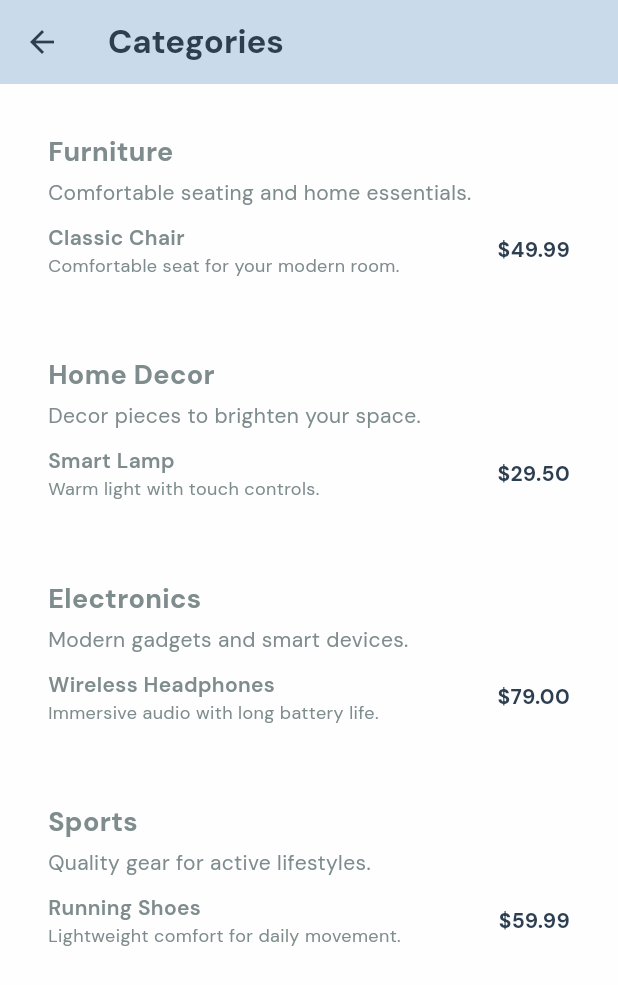
After one commit to RazanDwikat/Ecommerce, a Flutter app: the HomeScreen screen opened directly, after a tap on the "add" icon, after a tap on the "category" icon, on a phone screen of 412 x 824 dp. The commit adds this screen. Shown: the top 985 px of the screen. Run offline on Flutter 3.47's test engine with Material 3 defaults, Android fonts, the phone set to English and light mode, and no system bars; our stand-ins replace google_fonts, shared_preferences; accounts and stored records are empty; network calls fail.

Commit message:
feat: implement image upload functionality with multer and create category and product services in Flutter

```diff
--- /dev/null
+++ b/frontend/lib/core/services/category_service.dart
@@ -0,0 +1,49 @@
+import 'dart:convert';
+
+import 'package:http/http.dart' as http;
+
+class CategoryItem {
+  CategoryItem({
+    required this.id,
+    required this.name,
+    required this.description,
+  });
+
+  final String id;
+  final String name;
+  final String description;
+
+  factory CategoryItem.fromJson(Map<String, dynamic> json) {
+    return CategoryItem(
+      id: json['_id']?.toString() ?? json['id']?.toString() ?? '',
+      name: json['name']?.toString() ?? 'General',
+      description: json['description']?.toString() ?? 'Browse products in this category.',
+    );
+  }
+}
+
+class CategoryService {
+  static const String baseUrl = 'http://localhost:3000';
+
+  static Future<List<CategoryItem>> fetchCategories() async {
+    try {
+      final response = await http.get(Uri.parse('$baseUrl/categories'));
+      if (response.statusCode == 200) {
+        final body = jsonDecode(response.body);
+        final items = body['categories'] as List<dynamic>? ?? [];
+        return items.map((item) => CategoryItem.fromJson(item as Map<String, dynamic>)).toList();
+      }
+    } catch (_) {
+      // Fallback to demo categories when the backend is unavailable.
+    }
+
+    return _demoCategories;
+  }
+
+  static List<CategoryItem> get _demoCategories => [
+    CategoryItem(id: 'demo-1', name: 'Furniture', description: 'Comfortable seating and home essentials.'),
+    CategoryItem(id: 'demo-2', name: 'Home Decor', description: 'Decor pieces to brighten your space.'),
+    CategoryItem(id: 'demo-3', name: 'Electronics', description: 'Modern gadgets and smart devices.'),
+    CategoryItem(id: 'demo-4', name: 'Sports', description: 'Quality gear for active lifestyles.'),
+  ];
+}
--- /dev/null
+++ b/frontend/lib/core/services/product_service.dart
@@ -0,0 +1,99 @@
+import 'dart:convert';
+
+import 'package:http/http.dart' as http;
+
+class ProductItem {
+  ProductItem({
+    required this.id,
+    required this.name,
+    required this.description,
+    required this.price,
+    required this.category,
+    this.imageUrl,
+  });
+
+  final String id;
+  final String name;
+  final String description;
+  final double price;
+  final String category;
+  final String? imageUrl;
+
+  factory ProductItem.fromJson(Map<String, dynamic> json) {
+    final imagePath = (json['images'] is List && (json['images'] as List).isNotEmpty)
+        ? (json['images'] as List).first?.toString()
+        : null;
+
+    return ProductItem(
+      id: json['_id']?.toString() ?? json['id']?.toString() ?? '',
+      name: json['name']?.toString() ?? 'Product',
+      description: json['description']?.toString() ?? 'No description',
+      price: (json['price'] is num)
+          ? (json['price'] as num).toDouble()
+          : 0.0,
+      category: json['category'] is Map
+          ? (json['category']['name']?.toString() ?? 'General')
+          : json['category']?.toString() ?? 'General',
+      imageUrl: imagePath == null
+          ? null
+          : (imagePath.startsWith('http') ? imagePath : '${ProductService.baseUrl}$imagePath'),
+    );
+  }
+}
+
+class ProductService {
+  static const String baseUrl = 'http://localhost:3000';
+
+  static Future<List<ProductItem>> fetchProducts({String query = ''}) async {
+    try {
+      final uri = Uri.parse('$baseUrl/products').replace(queryParameters: {
+        if (query.trim().isNotEmpty) 'search': query.trim(),
+        'limit': '12',
+      });
+
+      final response = await http.get(uri);
+      if (response.statusCode == 200) {
+        final body = jsonDecode(response.body);
+        final items = body['products'] as List<dynamic>? ?? [];
+        return items.map((item) => ProductItem.fromJson(item)).toList();
+      }
+    } catch (_) {
+      // Fallback to local demo data if the backend is unavailable.
+    }
+
+    return _demoProducts;
+  }
+
+  static List<ProductItem> get _demoProducts => [
+    ProductItem(
+      id: 'demo-1',
+      name: 'Classic Chair',
+      description: 'Comfortable seat for your modern room.',
+      price: 49.99,
+      category: 'Furniture',
+      imageUrl: 'https://images.unsplash.com/photo-1519947486511-46149fa0a254?auto=format&fit=crop&w=600&q=80',
+    ),
+    ProductItem(
+      id: 'demo-2',
+      name: 'Smart Lamp',
+      description: 'Warm light with touch controls.',
+      price: 29.50,
+      category: 'Home Decor',
+      imageUrl: 'https://images.unsplash.com/photo-1513506003901-1e6a229e2d15?auto=format&fit=crop&w=600&q=80',
+    ),
+    ProductItem(
+      id: 'demo-3',
+      name: 'Wireless Headphones',
+      description: 'Immersive audio with long battery life.',
+      price: 79.00,
+      category: 'Electronics',
+    ),
+    ProductItem(
+      id: 'demo-4',
+      name: 'Running Shoes',
+      description: 'Lightweight comfort for daily movement.',
+      price: 59.99,
+      category: 'Sports',
+    ),
+  ];
+}
--- /dev/null
+++ b/frontend/lib/features/categories/screens/categories_screen.dart
@@ -0,0 +1,107 @@
+import 'package:flutter/material.dart';
+import 'package:google_fonts/google_fonts.dart';
+
+import '../../../core/services/category_service.dart';
+import '../../../core/services/product_service.dart';
+import '../../../core/theme/app_colors.dart';
+
+class CategoriesScreen extends StatefulWidget {
+  const CategoriesScreen({super.key});
+
+  @override
+  State<CategoriesScreen> createState() => _CategoriesScreenState();
+}
+
+class _CategoriesScreenState extends State<CategoriesScreen> {
+  List<CategoryItem> _categories = [];
+  List<ProductItem> _products = [];
+  bool _loading = true;
+
+  @override
+  void initState() {
+    super.initState();
+    _loadData();
+  }
+
+  Future<void> _loadData() async {
+    setState(() => _loading = true);
+    final categories = await CategoryService.fetchCategories();
+    final products = await ProductService.fetchProducts();
+
+    if (!mounted) return;
+
+    setState(() {
+      _categories = categories;
+      _products = products;
+      _loading = false;
+    });
+  }
+
+  @override
+  Widget build(BuildContext context) {
+    if (_loading) {
+      return const Scaffold(
+        body: Center(child: CircularProgressIndicator()),
+      );
+    }
+
+    return Scaffold(
+      backgroundColor: AppColors.background,
+      appBar: AppBar(
+        backgroundColor: AppColors.primary,
+        foregroundColor: AppColors.textPrimary,
+        elevation: 0,
+        title: Text('Categories', style: GoogleFonts.dmSans(fontWeight: FontWeight.w700)),
+      ),
+      body: RefreshIndicator(
+        onRefresh: _loadData,
+        child: ListView.separated(
+          padding: const EdgeInsets.all(16),
+          itemCount: _categories.length,
+          separatorBuilder: (_, __) => const SizedBox(height: 12),
+          itemBuilder: (_, index) {
+            final category = _categories[index];
+            final items = _products
+                .where((product) => product.category.toLowerCase() == category.name.toLowerCase())
+                .toList();
+
+            return Card(
+              child: Padding(
+                padding: const EdgeInsets.all(12),
+                child: Column(
+                  crossAxisAlignment: CrossAxisAlignment.start,
+                  children: [
+                    Text(category.name, style: GoogleFonts.dmSans(fontSize: 18, fontWeight: FontWeight.w700)),
+                    const SizedBox(height: 4),
+                    Text(category.description, style: GoogleFonts.dmSans(color: AppColors.textSecondary)),
+                    const SizedBox(height: 10),
+                    if (items.isEmpty)
+                      Text('No products available in this category yet.', style: GoogleFonts.dmSans(color: AppColors.textSecondary))
+                    else
+                      ...items.map((product) => Padding(
+                        padding: const EdgeInsets.only(bottom: 8),
+                        child: Row(
+                          children: [
+                            Expanded(
+                              child: Column(
+                                crossAxisAlignment: CrossAxisAlignment.start,
+                                children: [
+                                  Text(product.name, style: GoogleFonts.dmSans(fontWeight: FontWeight.w600)),
+                                  Text(product.description, maxLines: 1, overflow: TextOverflow.ellipsis, style: GoogleFonts.dmSans(color: AppColors.textSecondary, fontSize: 12)),
+                                ],
+                              ),
+                            ),
+                            Text('\$${product.price.toStringAsFixed(2)}', style: GoogleFonts.dmSans(fontWeight: FontWeight.w700, color: AppColors.textPrimary)),
+                          ],
+                        ),
+                      )),
+                  ],
+                ),
+              ),
+            );
+          },
+        ),
+      ),
+    );
+  }
+}
--- /dev/null
+++ b/frontend/lib/features/home/screens/home_screen.dart
@@ -0,0 +1,287 @@
+import 'package:flutter/material.dart';
+import 'package:google_fonts/google_fonts.dart';
+import '../../../core/services/category_service.dart';
+import '../../../core/services/product_service.dart';
+import '../../../core/theme/app_colors.dart';
+import '../../cart/screens/cart_screen.dart';
+import '../../categories/screens/categories_screen.dart';
+import '../../orders/screens/orders_screen.dart';
+
+class HomeScreen extends StatefulWidget {
+  const HomeScreen({super.key});
+
+  @override
+  State<HomeScreen> createState() => _HomeScreenState();
+}
+
+class _HomeScreenState extends State<HomeScreen> {
+  final TextEditingController _searchController = TextEditingController();
+  String _selectedCategory = 'All';
+  List<ProductItem> _products = [];
+  List<CategoryItem> _categories = [];
+  bool _loading = true;
+
+  @override
+  void initState() {
+    super.initState();
+    _loadCategories();
+    _loadProducts();
+  }
+
+  @override
+  void dispose() {
+    _searchController.dispose();
+    super.dispose();
+  }
+
+  Future<void> _loadCategories() async {
+    final categories = await CategoryService.fetchCategories();
+    if (!mounted) return;
+    setState(() => _categories = categories);
+  }
+
+  Future<void> _loadProducts() async {
+    setState(() => _loading = true);
+    final items = await ProductService.fetchProducts(query: _searchController.text);
+    if (!mounted) return;
+    setState(() {
+      _products = items;
+      _loading = false;
+    });
+  }
+
+  List<ProductItem> get _filteredProducts {
+    final query = _searchController.text.toLowerCase().trim();
+    return _products.where((product) {
+      final matchesCategory = _selectedCategory == 'All' || product.category == _selectedCategory;
+      final matchesQuery = query.isEmpty ||
+          product.name.toLowerCase().contains(query) ||
+          product.category.toLowerCase().contains(query) ||
+          product.description.toLowerCase().contains(query);
+      return matchesCategory && matchesQuery;
+    }).toList();
+  }
+
+  @override
+  Widget build(BuildContext context) {
+    final filtered = _filteredProducts;
+
+    final categoryOptions = ['All', ..._categories.map((category) => category.name).toList()];
+
+    return Scaffold(
+      backgroundColor: AppColors.background,
+      appBar: AppBar(
+        backgroundColor: AppColors.primary,
+        foregroundColor: AppColors.textPrimary,
+        elevation: 0,
+        title: const Text('ShopHub', style: TextStyle(fontWeight: FontWeight.w700)),
+        centerTitle: false,
+        actions: [
+          IconButton(icon: const Icon(Icons.shopping_cart_outlined), onPressed: () => _open(CartScreen())),
+          IconButton(icon: const Icon(Icons.receipt_long_outlined), onPressed: () => _open(OrdersScreen())),
+          IconButton(icon: const Icon(Icons.category_outlined), onPressed: () => _open(CategoriesScreen())),
+        ],
+      ),
+      body: RefreshIndicator(
+        onRefresh: _loadProducts,
+        child: ListView(
+          padding: const EdgeInsets.fromLTRB(16, 8, 16, 24),
+          children: [
+            const Text('Welcome back', style: TextStyle(fontSize: 28, fontWeight: FontWeight.w700)),
+            const SizedBox(height: 6),
+            const Text('Browse products, search by name or category, and manage your cart and orders.',
+                style: TextStyle(color: AppColors.textSecondary)),
+            const SizedBox(height: 16),
+            _searchBox(),
+            const SizedBox(height: 12),
+            SizedBox(
+              height: 42,
+              child: ListView.separated(
+                scrollDirection: Axis.horizontal,
+                itemCount: categoryOptions.length,
+                separatorBuilder: (_, __) => const SizedBox(width: 8),
+                itemBuilder: (_, index) {
+                  final category = categoryOptions[index];
+                  final selected = category == _selectedCategory;
+                  return ChoiceChip(
+                    label: Text(category),
+                    selected: selected,
+                    onSelected: (_) => setState(() => _selectedCategory = category),
+                  );
+                },
+              ),
+            ),
+            const SizedBox(height: 16),
+            const Text('Featured products', style: TextStyle(fontSize: 17, fontWeight: FontWeight.w700)),
+            const SizedBox(height: 12),
+            if (_loading)
+              const Center(child: Padding(padding: EdgeInsets.all(24), child: CircularProgressIndicator()))
+            else if (filtered.isEmpty)
+              _emptyState()
+            else
+              GridView.builder(
+                shrinkWrap: true,
+                physics: const NeverScrollableScrollPhysics(),
+                itemCount: filtered.length,
+                gridDelegate: const SliverGridDelegateWithFixedCrossAxisCount(
+                  crossAxisCount: 2,
+                  childAspectRatio: 0.78,
+                  crossAxisSpacing: 12,
+                  mainAxisSpacing: 12,
+                ),
+                itemBuilder: (_, index) => _ProductCard(product: filtered[index]),
+              ),
+          ],
+        ),
+      ),
+    );
+  }
+
+  Widget _searchBox() {
+    return TextField(
+      controller: _searchController,
+      onChanged: (_) => setState(() {}),
+      decoration: InputDecoration(
+        hintText: 'Search by name or category',
+        prefixIcon: const Icon(Icons.search),
+        suffixIcon: IconButton(
+          icon: const Icon(Icons.refresh),
+          onPressed: _loadProducts,
+        ),
+      ),
+    );
+  }
+
+  Widget _emptyState() {
+    return Card(
+      child: Padding(
+        padding: const EdgeInsets.all(18),
+        child: Column(
+          children: [
+            const Icon(Icons.search_off_rounded, size: 36),
+            const SizedBox(height: 8),
+            Text('No products found', style: GoogleFonts.dmSans(fontWeight: FontWeight.w700)),
+            const SizedBox(height: 6),
+            Text('Try another keyword or category.', style: GoogleFonts.dmSans(color: AppColors.textSecondary)),
+          ],
+        ),
+      ),
+    );
+  }
+
+  void _open(Widget screen) {
+    Navigator.of(context).push(MaterialPageRoute(builder: (_) => screen));
+  }
+}
+
+class _ProductCard extends StatefulWidget {
+  const _ProductCard({required this.product});
+
+  final ProductItem product;
+
+  @override
+  State<_ProductCard> createState() => _ProductCardState();
+}
+
+class _ProductCardState extends State<_ProductCard> {
+  int _quantity = 1;
+
+  @override
+  Widget build(BuildContext context) {
+    return Card(
+      elevation: 1,
+      shape: RoundedRectangleBorder(borderRadius: BorderRadius.circular(16)),
+      clipBehavior: Clip.antiAlias,
+      child: Column(
+        crossAxisAlignment: CrossAxisAlignment.start,
+        children: [
+          Container(
+            height: 108,
+            width: double.infinity,
+            color: AppColors.skyBlue.withValues(alpha: 0.35),
+            child: widget.product.imageUrl == null
+                ? const Center(child: Icon(Icons.shopping_bag_outlined, size: 30, color: AppColors.textPrimary))
+                : ClipRRect(
+                    borderRadius: const BorderRadius.only(topLeft: Radius.circular(16), topRight: Radius.circular(16)),
+                    child: Image.network(
+                      widget.product.imageUrl!,
+                      fit: BoxFit.cover,
+                      width: double.infinity,
+                      height: 108,
+                      errorBuilder: (_, __, ___) => const Center(child: Icon(Icons.image_not_supported_outlined, size: 28)),
+                    ),
+                  ),
+          ),
+          Expanded(
+            child: Padding(
+              padding: const EdgeInsets.all(10),
+              child: Column(
+                crossAxisAlignment: CrossAxisAlignment.start,
+                children: [
+                  Text(widget.product.name, style: GoogleFonts.dmSans(fontWeight: FontWeight.w700, fontSize: 13), maxLines: 1, overflow: TextOverflow.ellipsis),
+                  const SizedBox(height: 4),
+                  Text(widget.product.category, style: GoogleFonts.dmSans(fontSize: 11, color: AppColors.textSecondary)),
+                  const SizedBox(height: 4),
+                  Text(widget.product.description, style: GoogleFonts.dmSans(fontSize: 11, color: AppColors.textSecondary), maxLines: 2, overflow: TextOverflow.ellipsis),
+                  const SizedBox(height: 8),
+                  Row(
+                    children: [
+                      Expanded(
+                        child: Column(
+                          crossAxisAlignment: CrossAxisAlignment.start,
+                          children: [
+                            Text('Price', style: GoogleFonts.dmSans(fontSize: 10, color: AppColors.textSecondary)),
+                            Text('\$${widget.product.price.toStringAsFixed(2)}', style: GoogleFonts.dmSans(fontWeight: FontWeight.w700, fontSize: 13, color: AppColors.textPrimary)),
+                          ],
+                        ),
+                      ),
+                      const SizedBox(width: 8),
+                      Container(
+                        padding: const EdgeInsets.symmetric(horizontal: 6, vertical: 4),
+                        decoration: BoxDecoration(
+                          color: AppColors.skyBlue,
+                          borderRadius: BorderRadius.circular(10),
+                        ),
+                        child: Row(
+                          mainAxisSize: MainAxisSize.min,
+                          children: [
+                            InkWell(
+                              onTap: () => setState(() => _quantity = _quantity > 1 ? _quantity - 1 : 1),
+                              child: const Icon(Icons.remove, size: 15, color: AppColors.textPrimary),
+                            ),
+                            const SizedBox(width: 6),
+                            Text('$_quantity', style: GoogleFonts.dmSans(fontWeight: FontWeight.w700, fontSize: 12)),
+                            const SizedBox(width: 6),
+                            InkWell(
+                              onTap: () => setState(() => _quantity++),
+                              child: const Icon(Icons.add, size: 15, color: AppColors.textPrimary),
+                            ),
+                          ],
+                        ),
+                      ),
+                    ],
+                  ),
+                  const SizedBox(height: 8),
+                  SizedBox(
+                    width: double.infinity,
+                    child: ElevatedButton.icon(
+                      onPressed: () {},
+                      icon: const Icon(Icons.add_shopping_cart_outlined, size: 16),
+                      label: const Text('Add to cart'),
+                      style: ElevatedButton.styleFrom(
+                        backgroundColor: AppColors.steelBlue,
+                        foregroundColor: AppColors.textPrimary,
+                        padding: const EdgeInsets.symmetric(vertical: 10),
+                        shape: RoundedRectangleBorder(borderRadius: BorderRadius.circular(10)),
+                      ),
+                    ),
+                  ),
+                ],
+              ),
+            ),
+          ),
+        ],
+      ),
+    );
+  }
+}
```
Also changed, not shown: frontend/lib/features/auth/screens/login_screen.dart (+8 -0 lines), frontend/lib/features/cart/screens/cart_screen.dart (added, +28 -0 lines), frontend/lib/features/orders/screens/orders_screen.dart (added, +28 -0 lines), frontend/lib/main.dart (+9 -4 lines), 6 other files.
